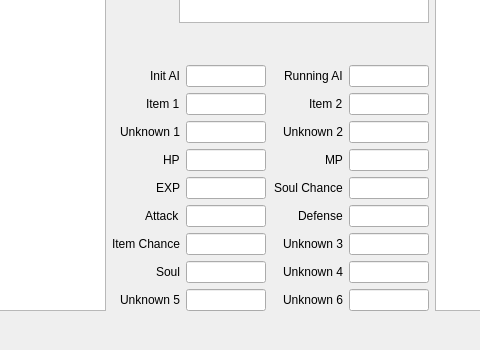
First picture: the form in enemy.ui, repository LagoLunatic/DSVEdit, before the edit; both pictures show x 278 to 758 and y 130 to 480 of the 980 by 480 pixel window.
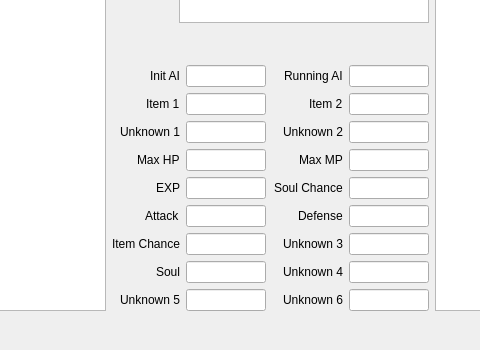
Second picture: the form after the edit.

Commit message: Allow saving edited Enemy DNA to rom

```diff
--- a/enemy.ui
+++ b/enemy.ui
@@ -139,7 +139,7 @@
              <item row="3" column="0">
               <widget class="QLabel" name="label_4">
                <property name="text">
-                <string>HP</string>
+                <string>Max HP</string>
                </property>
               </widget>
              </item>
@@ -289,7 +289,7 @@
              <item row="3" column="0">
               <widget class="QLabel" name="label_5">
                <property name="text">
-                <string>MP</string>
+                <string>Max MP</string>
                </property>
               </widget>
              </item>
```
Left out of the diff: 8 changed lines with no effect on the pictures. The commit also changes 2 other files.
